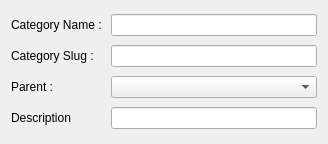
Above: src/addcategorybase.ui from mtux/bilbo before the change. Below: the same form after it.
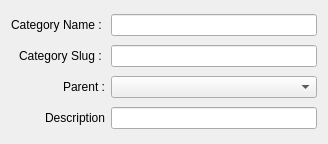
That is the form after the change. Custom widgets are drawn as their Qt base class.

Commit message: * Reload entries list changed to Update entries list! Current entries will not remove on update! * Fixe on UI files: Labels made right aligned

```diff
--- a/src/addcategorybase.ui
+++ b/src/addcategorybase.ui
@@ -18,6 +18,9 @@
      <property name="text" >
       <string>Category Name : </string>
      </property>
+     <property name="alignment" >
+      <set>Qt::AlignRight|Qt::AlignTrailing|Qt::AlignVCenter</set>
+     </property>
     </widget>
    </item>
    <item row="0" column="1" >
@@ -28,6 +31,9 @@
      <property name="text" >
       <string>Category Slug : </string>
      </property>
+     <property name="alignment" >
+      <set>Qt::AlignRight|Qt::AlignTrailing|Qt::AlignVCenter</set>
+     </property>
     </widget>
    </item>
    <item row="1" column="1" >
@@ -38,6 +44,9 @@
      <property name="text" >
       <string>Parent :</string>
      </property>
+     <property name="alignment" >
+      <set>Qt::AlignRight|Qt::AlignTrailing|Qt::AlignVCenter</set>
+     </property>
     </widget>
    </item>
    <item row="2" column="1" >
@@ -48,6 +57,9 @@
      <property name="text" >
       <string>Description</string>
      </property>
+     <property name="alignment" >
+      <set>Qt::AlignRight|Qt::AlignTrailing|Qt::AlignVCenter</set>
+     </property>
     </widget>
    </item>
    <item row="3" column="1" >
```
The commit also changes 7 other files.
